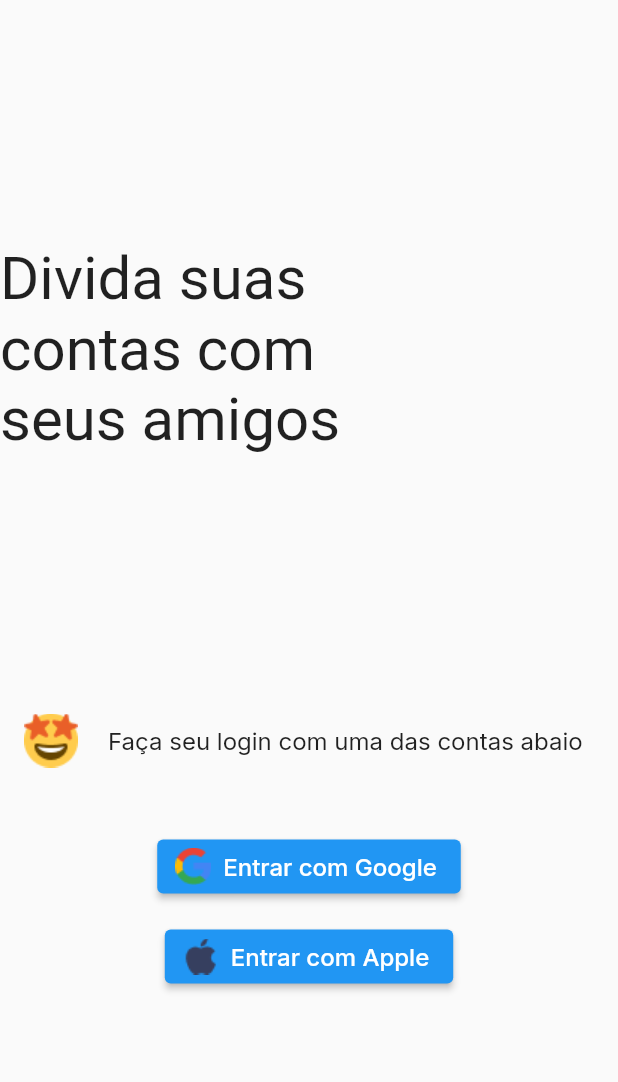
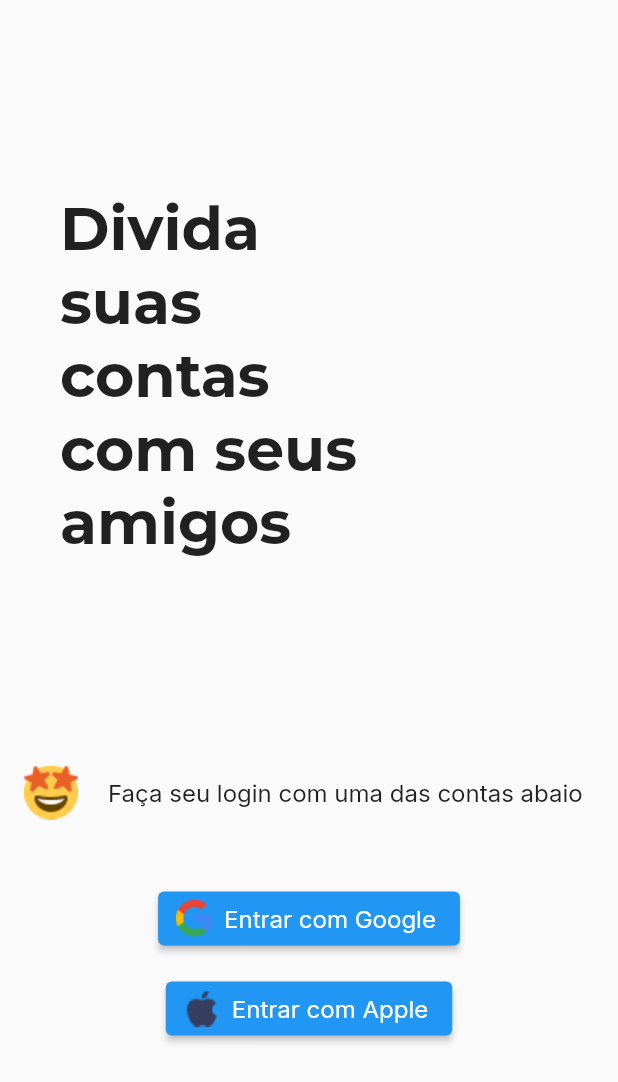
Before and after one commit to rcdo-dev/split_it_app, a Flutter app: the screen it shows after launch, on a phone screen of 412 x 824 dp. Shown: the top 1082 px of the screen. Run offline on Flutter 3.47's test engine with Material 2 defaults, Android fonts, the phone set to English and light mode, and no system bars; our stand-ins replace google_fonts.

Commit message:
refactor: changed font title.

```diff
--- a/lib/modules/login/login_page.dart
+++ b/lib/modules/login/login_page.dart
@@ -2,7 +2,9 @@ import 'package:flutter/material.dart';
 import 'package:google_fonts/google_fonts.dart';
 
 class LoginPage extends StatefulWidget {
-  const LoginPage({Key? key}) : super(key: key);
+  const LoginPage({
+    Key? key,
+  }) : super(key: key);
 
   @override
   State<LoginPage> createState() => _LoginPageState();
@@ -15,18 +17,22 @@ class _LoginPageState extends State<LoginPage> {
       body: Column(
         mainAxisAlignment: MainAxisAlignment.spaceEvenly,
         children: <Widget>[
-          Row(
+          Padding(
+            padding: const EdgeInsets.only(left: 40.0),
+            child: Row(
               children: [
                 SizedBox(
                   width: 236.0,
                   child: Text(
                     'Divida suas contas com seus amigos',
-                  style: GoogleFonts.breeSerif(
+                    style: GoogleFonts.montserrat(
                       fontSize: 40.0,
+                      fontWeight: FontWeight.w700,
                     ),
                   ),
                 ),
               ],
+            ),
           ),
           Column(
             children: <Widget>[
@@ -38,6 +44,7 @@ class _LoginPageState extends State<LoginPage> {
                   'Faça seu login com uma das contas abaio',
                   style: GoogleFonts.inter(
                     fontSize: 16.0,
+                    fontWeight: FontWeight.w400,
                   ),
                 ),
               ),
@@ -53,6 +60,7 @@ class _LoginPageState extends State<LoginPage> {
                   'Entrar com Google',
                   style: GoogleFonts.inter(
                     fontSize: 16.0,
+                    fontWeight: FontWeight.w400,
                   ),
                 ),
               ),
@@ -68,6 +76,7 @@ class _LoginPageState extends State<LoginPage> {
                   'Entrar com Apple',
                   style: GoogleFonts.inter(
                     fontSize: 16.0,
+                    fontWeight: FontWeight.w400,
                   ),
                 ),
               ),
```
Lines whose indentation alone changed are shown as unchanged.
